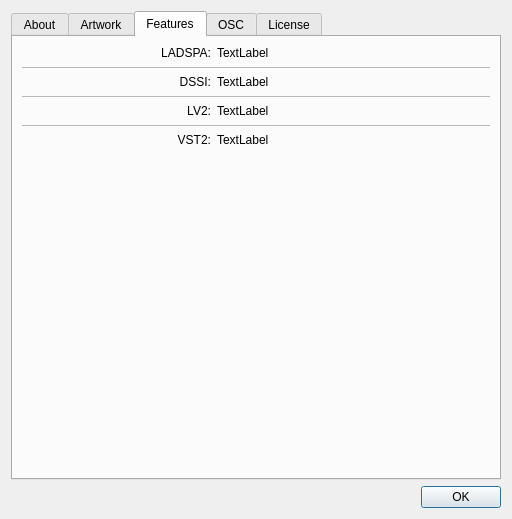
First picture: the form in resources/ui/carla_about.ui, repository falkTX/Carla, before the edit.
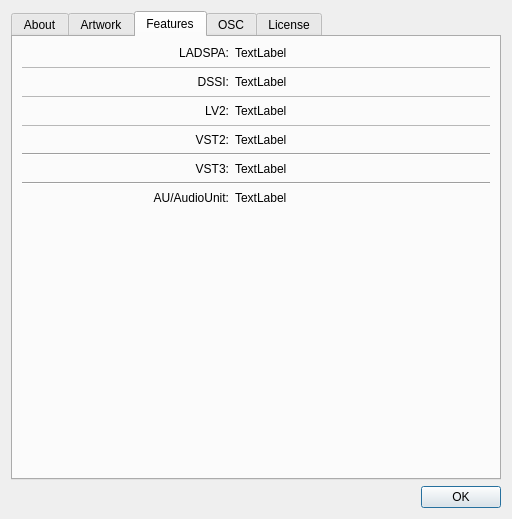
Second picture: the form after the edit. The open tabs and pages were chosen to show the change. Icons and pictures are not drawn.

Commit message: Add AU/VST3 stuff to UI, non-implemented yet

```diff
--- a/resources/ui/carla_about.ui
+++ b/resources/ui/carla_about.ui
@@ -656,6 +656,26 @@
        <string>Features</string>
       </attribute>
       <layout class="QGridLayout" name="gridLayout">
+       <item row="10" column="1">
+        <widget class="QLabel" name="lid_au">
+         <property name="text">
+          <string>AU/AudioUnit:</string>
+         </property>
+         <property name="textFormat">
+          <enum>Qt::PlainText</enum>
+         </property>
+         <property name="alignment">
+          <set>Qt::AlignRight|Qt::AlignTop|Qt::AlignTrailing</set>
+         </property>
+        </widget>
+       </item>
+       <item row="7" column="0" colspan="4">
+        <widget class="Line" name="line_6">
+         <property name="orientation">
+          <enum>Qt::Horizontal</enum>
+         </property>
+        </widget>
+       </item>
        <item row="0" column="1">
         <widget class="QLabel" name="lid_ladspa">
          <property name="text">
@@ -688,7 +708,7 @@
          </property>
         </widget>
        </item>
-       <item row="7" column="1" colspan="2">
+       <item row="11" column="1" colspan="2">
         <spacer name="verticalSpacer_3">
          <property name="orientation">
           <enum>Qt::Vertical</enum>
@@ -868,6 +888,52 @@
          </property>
         </widget>
        </item>
+       <item row="9" column="0" colspan="4">
+        <widget class="Line" name="line_7">
+         <property name="orientation">
+          <enum>Qt::Horizontal</enum>
+         </property>
+        </widget>
+       </item>
+       <item row="8" column="1">
+        <widget class="QLabel" name="lid_vst3">
+         <property name="text">
+          <string>VST3:</string>
+         </property>
+         <property name="textFormat">
+          <enum>Qt::PlainText</enum>
+         </property>
+         <property name="alignment">
+          <set>Qt::AlignRight|Qt::AlignTop|Qt::AlignTrailing</set>
+         </property>
+        </widget>
+       </item>
+       <item row="8" column="2">
+        <widget class="QLabel" name="l_vst3">
+         <property name="text">
+          <string>TextLabel</string>
+         </property>
+         <property name="textFormat">
+          <enum>Qt::PlainText</enum>
+         </property>
+         <property name="alignment">
+          <set>Qt::AlignLeading|Qt::AlignLeft|Qt::AlignTop</set>
+         </property>
+        </widget>
+       </item>
+       <item row="10" column="2">
+        <widget class="QLabel" name="l_au">
+         <property name="text">
+          <string>TextLabel</string>
+         </property>
+         <property name="textFormat">
+          <enum>Qt::PlainText</enum>
+         </property>
+         <property name="alignment">
+          <set>Qt::AlignLeading|Qt::AlignLeft|Qt::AlignTop</set>
+         </property>
+        </widget>
+       </item>
       </layout>
      </widget>
      <widget class="QWidget" name="osc">
```
The commit also changes 3 other files.
